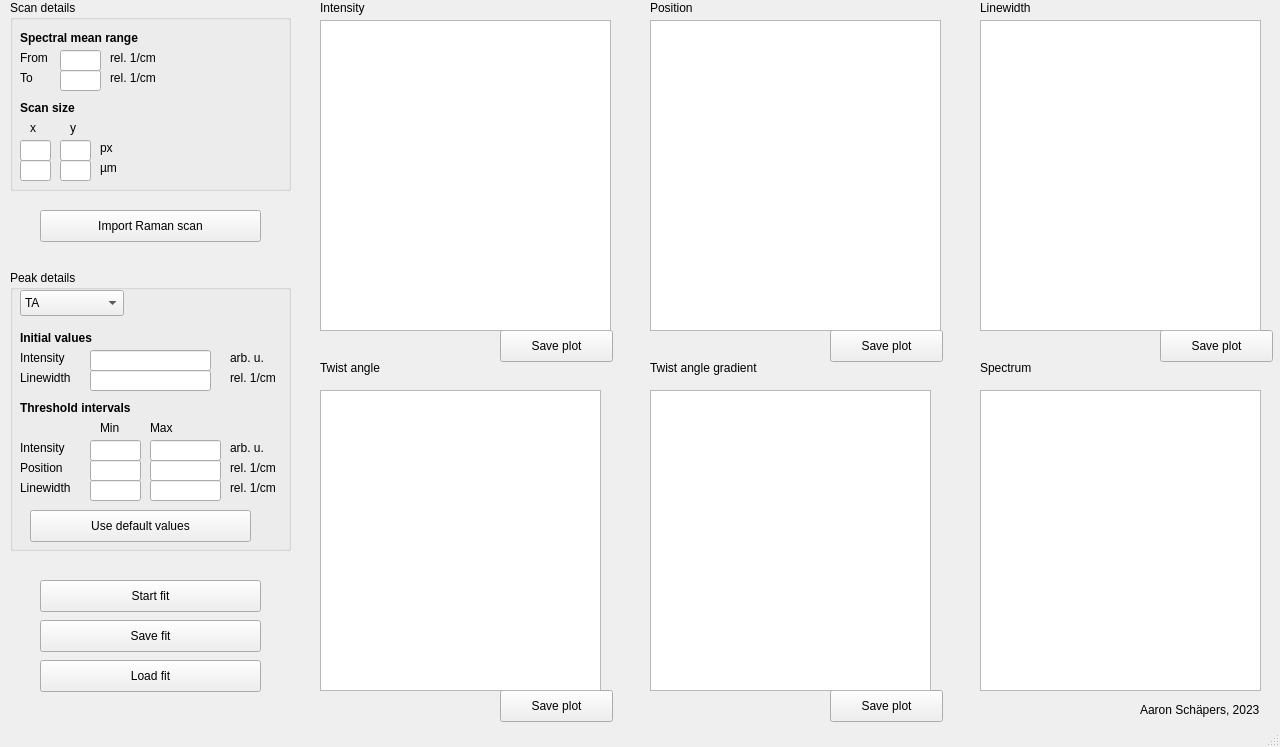
Old version of the form gui.ui in the repository AaronSchaepers/twist-angle-analysis.
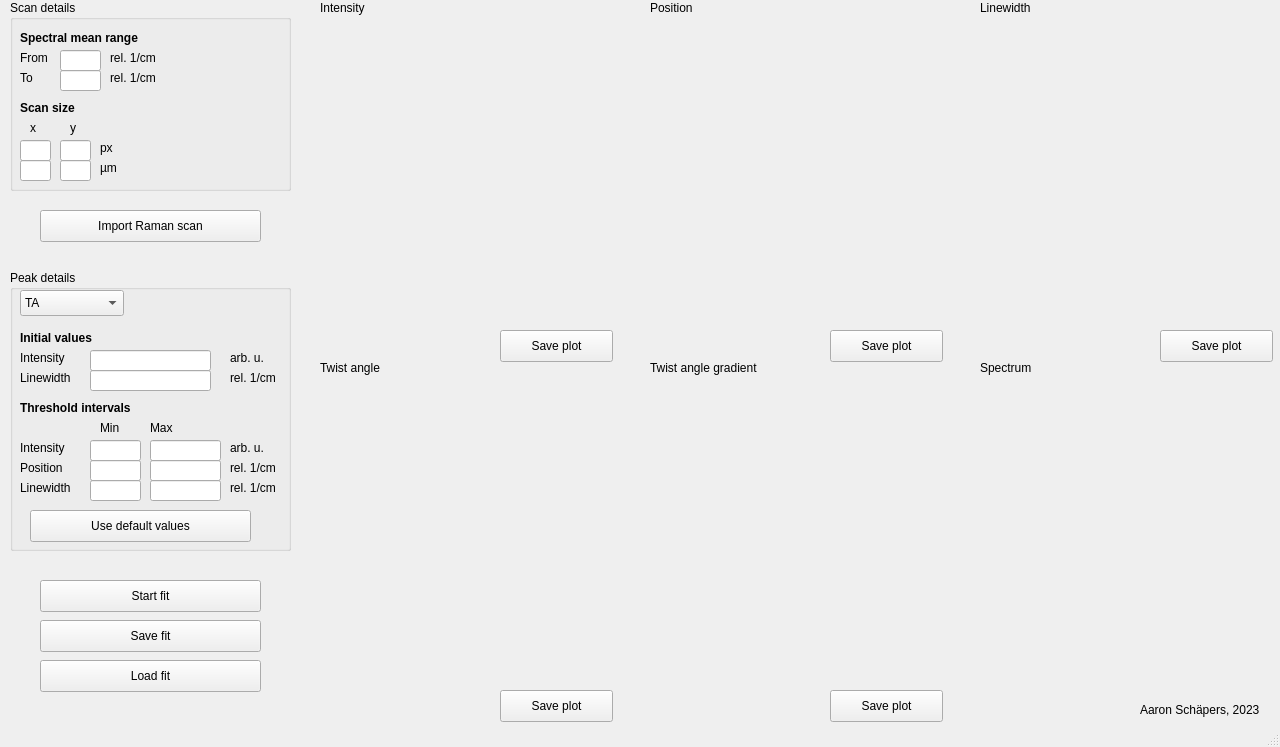
New version of the form. Custom widgets are drawn as their Qt base class.

What changed in the file:
```diff
--- a/gui.ui
+++ b/gui.ui
@@ -770,27 +770,27 @@
      <string>Use default values</string>
     </property>
    </widget>
-   <widget class="QGraphicsView" name="view_int">
+   <widget class="ImageView" name="frame_int" native="true">
     <property name="geometry">
      <rect>
       <x>320</x>
       <y>20</y>
-      <width>291</width>
+      <width>281</width>
       <height>311</height>
      </rect>
     </property>
    </widget>
-   <widget class="QGraphicsView" name="view_pos">
+   <widget class="ImageView" name="frame_pos" native="true">
     <property name="geometry">
      <rect>
       <x>650</x>
       <y>20</y>
-      <width>291</width>
+      <width>281</width>
       <height>311</height>
      </rect>
     </property>
    </widget>
-   <widget class="QGraphicsView" name="view_lw">
+   <widget class="ImageView" name="frame_lw" native="true">
     <property name="geometry">
      <rect>
       <x>980</x>
@@ -800,33 +800,33 @@
      </rect>
     </property>
    </widget>
-   <widget class="QGraphicsView" name="view_theta">
+   <widget class="ImageView" name="frame_theta" native="true">
     <property name="geometry">
      <rect>
       <x>320</x>
-      <y>390</y>
+      <y>380</y>
       <width>281</width>
-      <height>301</height>
+      <height>311</height>
      </rect>
     </property>
    </widget>
-   <widget class="QGraphicsView" name="view_grad_theta">
+   <widget class="ImageView" name="frame_grad_theta" native="true">
     <property name="geometry">
      <rect>
       <x>650</x>
-      <y>390</y>
+      <y>380</y>
       <width>281</width>
-      <height>301</height>
+      <height>311</height>
      </rect>
     </property>
    </widget>
-   <widget class="QGraphicsView" name="view_spectrum">
+   <widget class="ImageView" name="frame_spectrum" native="true">
     <property name="geometry">
      <rect>
       <x>980</x>
-      <y>390</y>
+      <y>380</y>
       <width>281</width>
-      <height>301</height>
+      <height>311</height>
      </rect>
     </property>
    </widget>
@@ -907,6 +907,14 @@
   </widget>
   <widget class="QStatusBar" name="statusbar"/>
  </widget>
+ <customwidgets>
+  <customwidget>
+   <class>ImageView</class>
+   <extends>QWidget</extends>
+   <header>pyqtgraph</header>
+   <container>1</container>
+  </customwidget>
+ </customwidgets>
  <resources/>
  <connections/>
 </ui>
```
Left out of the diff: 12 changed lines with no effect on the pictures.
